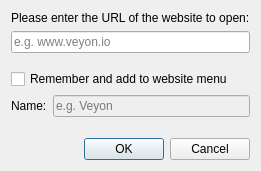
First picture: the form in plugins/desktopservices/OpenWebsiteDialog.ui, repository infolevishcoders-web/classwatch, before the edit.
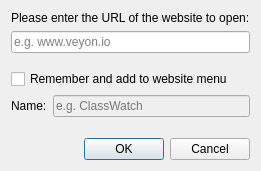
Second picture: the form after the edit. Icons and pictures are not drawn.

Commit message:
Complete ClassWatch rebrand: user-facing strings, plugin authors, firewall names, README rewrite
- All plugin author() strings now return 'Levish Coders'
- CLI, remote access titles, WebAPI page, Linux session names rebranded
- Firewall rule names: ClassWatch Server/Worker
- File headers: 'part of ClassWatch'
- README rewritten: features, components, quick start, build, website, contact
- Internal identifiers (VeyonCore, plugin IIDs, IPC event names) intentionally kept for compatibility

Generated with [Devin](https://devin.ai)

```diff
--- a/plugins/desktopservices/OpenWebsiteDialog.ui
+++ b/plugins/desktopservices/OpenWebsiteDialog.ui
@@ -17,7 +17,7 @@
       <bool>false</bool>
      </property>
      <property name="placeholderText">
-      <string>e.g. Veyon</string>
+      <string>e.g. ClassWatch</string>
      </property>
     </widget>
    </item>
```
The commit also changes 478 other files.
